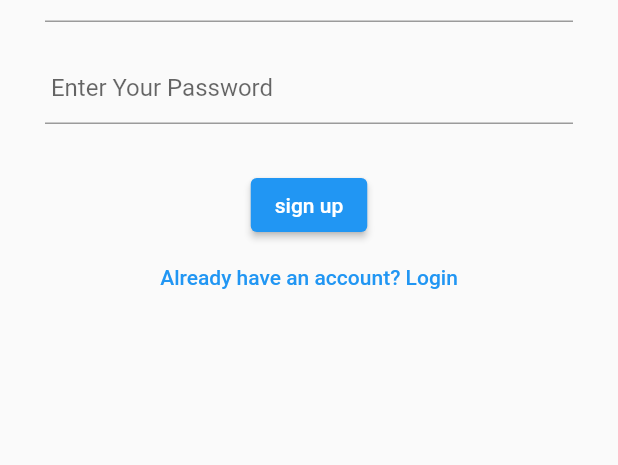
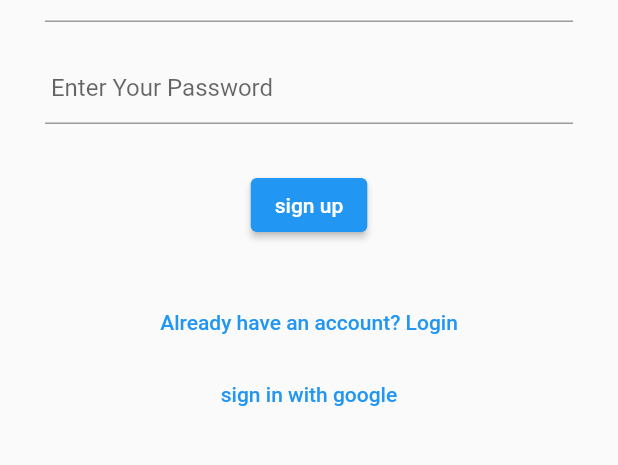
Before and after one commit to tarikbinaziz/Firebase-Auth-getstorage, a Flutter app: the screen it shows after launch, after a tap on "sign up", on a phone screen of 412 x 824 dp, the part 95-560 px from its top. Run offline on Flutter 3.47's test engine with Material 2 defaults, Android fonts, the phone set to English and light mode, and no system bars; our stand-ins replace firebase_auth, firebase_core, google_sign_in; accounts and stored records are empty.

Commit message:
sign in with google

```diff
--- a/lib/helper/auth_helper.dart
+++ b/lib/helper/auth_helper.dart
@@ -2,28 +2,54 @@ import 'package:firebase_auth/firebase_auth.dart';
 import 'package:flutter/material.dart';
 
 import '../views/home_screen.dart';
+import 'package:google_sign_in/google_sign_in.dart';
 
 class AuthHelper {
-  Future signUp(email, password, context) async {
-    try {
-      UserCredential userCredential = await FirebaseAuth.instance
-          .createUserWithEmailAndPassword(email: email, password: password);
+  // Future signUp(email, password, context) async {
+  //   try {
+  //     UserCredential userCredential = await FirebaseAuth.instance
+  //         .createUserWithEmailAndPassword(email: email, password: password);
+  //
+  //     var authCradential = userCredential.user;
+  //     if (authCradential!.uid.isNotEmpty) {
+  //       Navigator.push(
+  //           context, MaterialPageRoute(builder: (_) => homeScreen()));
+  //     } else {
+  //       print("sign up failed");
+  //     }
+  //   } on FirebaseAuthException catch (e) {
+  //     if (e.code == 'weak-password') {
+  //       print('The password provided is too weak.');
+  //     } else if (e.code == 'email-already-in-use') {
+  //       print('The account already exists for that email.');
+  //     }
+  //   } catch (e) {
+  //     print(e);
+  //   }
+  // }
+  Future signInWithGoogle(context) async {
+    // Trigger the authentication flow
+    final GoogleSignInAccount? googleUser = await GoogleSignIn().signIn();
 
-      var authCradential = userCredential.user;
-      if (authCradential!.uid.isNotEmpty) {
-        Navigator.push(
-            context, MaterialPageRoute(builder: (_) => homeScreen()));
-      } else {
-        print("sign up failed");
-      }
-    } on FirebaseAuthException catch (e) {
-      if (e.code == 'weak-password') {
-        print('The password provided is too weak.');
-      } else if (e.code == 'email-already-in-use') {
-        print('The account already exists for that email.');
-      }
-    } catch (e) {
-      print(e);
+    // Obtain the auth details from the request
+    final GoogleSignInAuthentication? googleAuth =
+        await googleUser?.authentication;
+
+    // Create a new credential
+    final credential = GoogleAuthProvider.credential(
+      accessToken: googleAuth?.accessToken,
+      idToken: googleAuth?.idToken,
+    );
+    UserCredential userCredential =
+        await FirebaseAuth.instance.signInWithCredential(credential);
+    User? _user = userCredential.user;
+    if (_user!.uid.isNotEmpty) {
+      Navigator.push(
+          context, MaterialPageRoute(builder: (_) => homeScreen(_user)));
+    } else {
+      print("sign is failed");
     }
+
+    // Once signed in, return the UserCredential
   }
 }
--- a/lib/views/signup.dart
+++ b/lib/views/signup.dart
@@ -1,6 +1,5 @@
 import 'package:firebase/helper/auth_helper.dart';
 import 'package:firebase/views/signin.dart';
-import 'package:flutter/cupertino.dart';
 import 'package:flutter/material.dart';
 
 class signup_screen extends StatelessWidget {
@@ -34,13 +33,19 @@ class signup_screen extends StatelessWidget {
                     final userEmail = _email.text;
                     final userPassword = _password.text;
                     var obj = AuthHelper();
-                    obj.signUp(userEmail, userPassword, context);
+                    //   obj.signUp(userEmail, userPassword, context);
                   },
                   child: Text('sign up')),
+              SizedBox(
+                height: 30,
+              ),
               TextButton(
                   onPressed: () => Navigator.push(context,
                       MaterialPageRoute(builder: (_) => signin_screen())),
                   child: Text('Already have an account? Login')),
+              TextButton(
+                  onPressed: () => AuthHelper().signInWithGoogle(context),
+                  child: const Text('sign in with google'))
             ],
           ),
         ),
--- a/pubspec.yaml
+++ b/pubspec.yaml
@@ -36,6 +36,7 @@ dependencies:
   cupertino_icons: ^1.0.2
   firebase_core: ^1.20.0
   firebase_auth: ^3.5.1
+  google_sign_in: ^5.4.0
 
 dev_dependencies:
   flutter_test:
```
Also changed, not shown: lib/views/home_screen.dart (+8 -2 lines), pubspec.lock.
